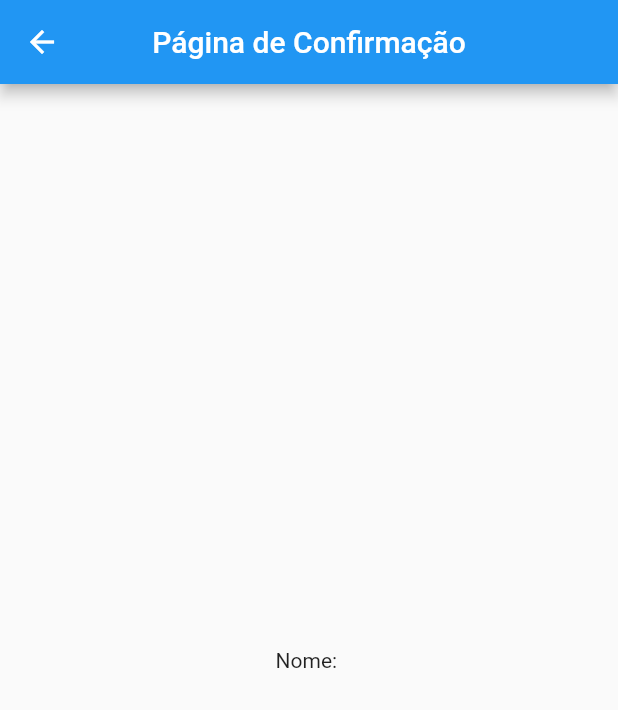
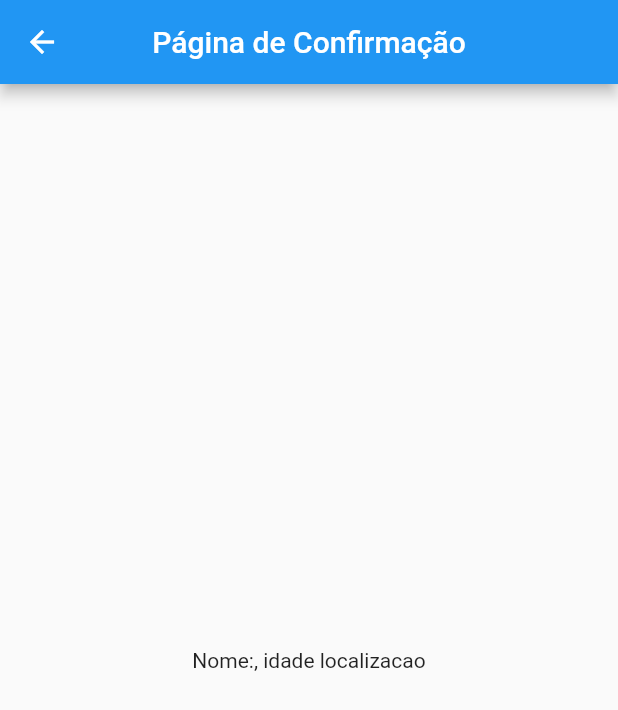
Before and after one commit to Mikaelbr073/cadastroFlutter, a Flutter app: the pagina2 screen opened directly with empty values, on a phone screen of 412 x 824 dp. Shown: the top 710 px of the screen. Run offline on Flutter 3.47's test engine with Material 2 defaults, Android fonts, the phone set to English and light mode, and no system bars; missing offline and left inert: dart:js.

Commit message:
versão final

```diff
--- a/lib/main.dart
+++ b/lib/main.dart
@@ -1,5 +1,8 @@
-// ignore_for_file: prefer_const_constructors
+// ignore_for_file: prefer_const_constructors, non_constant_identifier_names
 
+import 'dart:js';
+
+import 'package:cadastro/pagina2.dart';
 import 'package:flutter/material.dart';
 
 void main() {
@@ -8,6 +11,35 @@ void main() {
 
 class MyApp extends StatelessWidget {
   //const MyApp({Key? key}) : super(key: key);
+
+  TextEditingController txtnome = TextEditingController();
+  TextEditingController txtidade = TextEditingController();
+  TextEditingController txtlocalizacao = TextEditingController();
+
+  void salvar() {
+
+    String nome;
+    String idade;
+    String localizacao;
+
+    setState(() {
+
+
+
+      localizacao = localizacao.text;
+      nome = txtnome.text;
+      idade = txtidade.text;
+
+
+      Navigator.push(
+          context,
+          MaterialPageRoute(
+              builder: (context) => pagina2(nome, idade localizacao)));
+
+
+
+    });
+  }
 
   @override
   Widget build(BuildContext context) {
@@ -27,14 +59,14 @@ class MyApp extends StatelessWidget {
               Padding(
                   padding: const EdgeInsets.all(20),
                   child: TextField(
-                    //controller: txtnome,
+                    controller: txtnome,
                     decoration: InputDecoration(
                         border: OutlineInputBorder(), labelText: 'Nome'),
                   )),
               Padding(
                   padding: const EdgeInsets.all(20),
                   child: TextField(
-                    //controller: txtidade,
+                    controller: txtidade,
                     decoration: InputDecoration(
                         border: OutlineInputBorder(), labelText: 'Idade'),
                   )),
@@ -48,7 +80,7 @@ class MyApp extends StatelessWidget {
               Padding(
                 padding: const EdgeInsets.all(12),
                 child: ElevatedButton(
-                  onPressed: () {},
+                  onPressed: salvar,
                   child: Text('Cadastrar'),
                   style: ElevatedButton.styleFrom(
                       minimumSize: const Size.fromHeight(50)),
--- a/lib/pagina2.dart
+++ b/lib/pagina2.dart
@@ -22,7 +22,8 @@ class _pagina2State extends State<pagina2> {
         centerTitle: true,
       ),
       body: Center(
-        child: Text('Nome: '),
+        child: Text(
+            'Nome:${widget.nome}, idade${widget.idade} localizacao${widget.localizacao}'),
       ),
     );
   }
```
